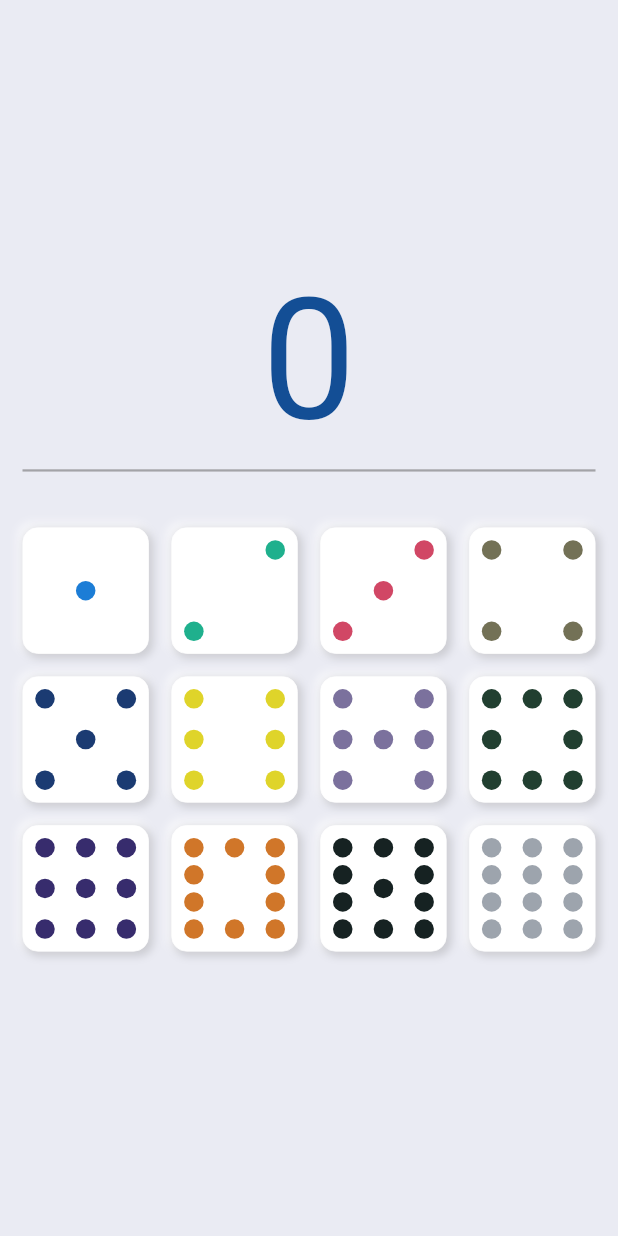
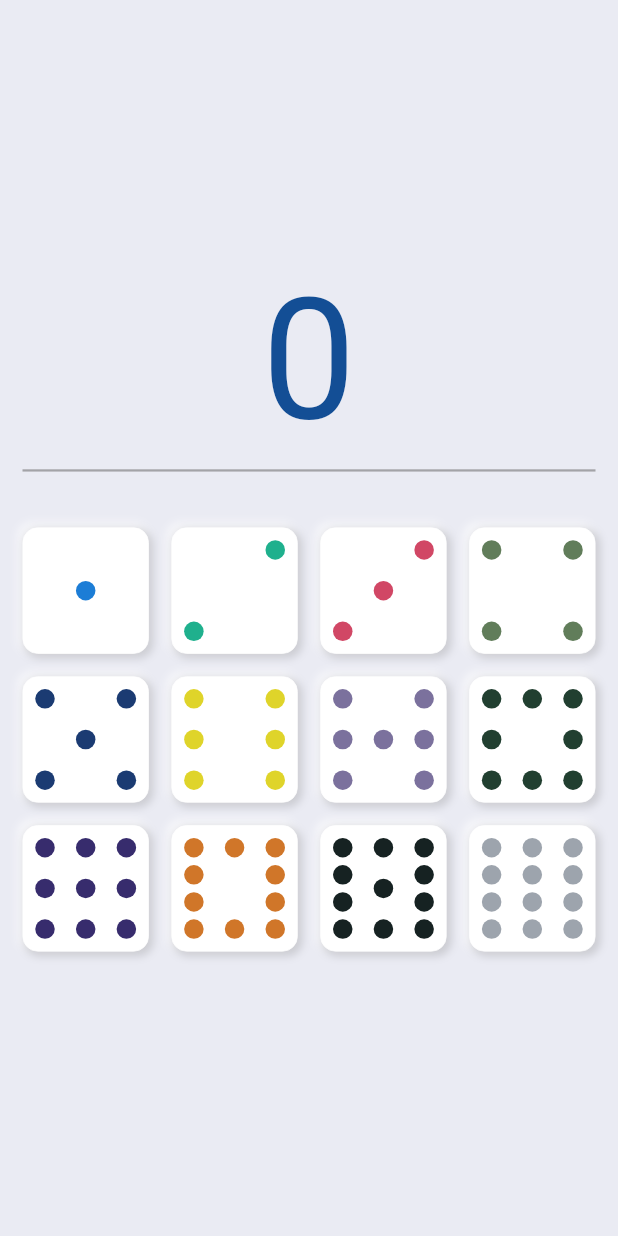
Before and after one commit to esron/mexican_calculator, a Flutter app: the screen it shows after launch, on a phone screen of 412 x 824 dp. Run offline on Flutter 3.47's test engine with Material 2 defaults, Android fonts, the phone set to English and light mode, and no system bars.

Commit message:
Changes the color of the dominoe four

```diff
--- a/lib/widgets/domino_piece.dart
+++ b/lib/widgets/domino_piece.dart
@@ -207,7 +207,7 @@ class DominoFour extends StatelessWidget {
               height: 13,
               width: 13,
               decoration: BoxDecoration(
-                color: Color(0xFF737156),
+                color: Color(0xFF617D5A),
                 shape: BoxShape.circle,
               ),
             ),
@@ -215,7 +215,7 @@ class DominoFour extends StatelessWidget {
               height: 13,
               width: 13,
               decoration: BoxDecoration(
-                color: Color(0xFF737156),
+                color: Color(0xFF617D5A),
                 shape: BoxShape.circle,
               ),
             ),
@@ -228,7 +228,7 @@ class DominoFour extends StatelessWidget {
               height: 13,
               width: 13,
               decoration: BoxDecoration(
-                color: Color(0xFF737156),
+                color: Color(0xFF617D5A),
                 shape: BoxShape.circle,
               ),
             ),
@@ -236,7 +236,7 @@ class DominoFour extends StatelessWidget {
               height: 13,
               width: 13,
               decoration: BoxDecoration(
-                color: Color(0xFF737156),
+                color: Color(0xFF617D5A),
                 shape: BoxShape.circle,
               ),
             ),
```
